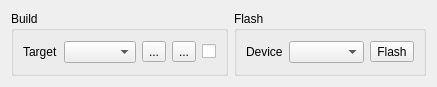
Qt form sw/supervision/python/ui/ui_build.ui (paparazzi/paparazzi) before a commit.
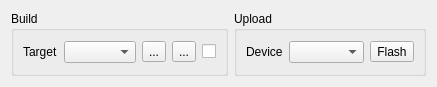
The same form after that commit. Icons and pictures are not drawn.

Commit message: [supervision] Add shortcuts and rename "flash" to "upload".

Patch:
```diff
--- a/sw/supervision/python/ui/ui_build.ui
+++ b/sw/supervision/python/ui/ui_build.ui
@@ -96,7 +96,7 @@
    <item>
     <widget class="QGroupBox" name="groupBox_2">
      <property name="title">
-      <string>Flash</string>
+      <string>Upload</string>
      </property>
      <layout class="QHBoxLayout" name="horizontalLayout_3">
       <item>
```
Left out of the diff: 9 changed lines with no effect on the pictures. The commit also changes 3 other files.
